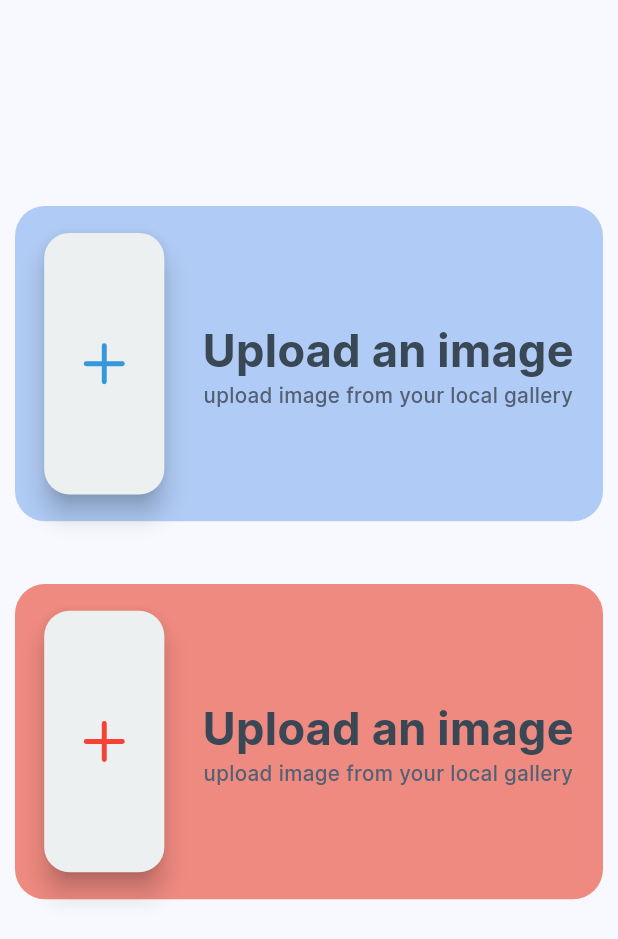
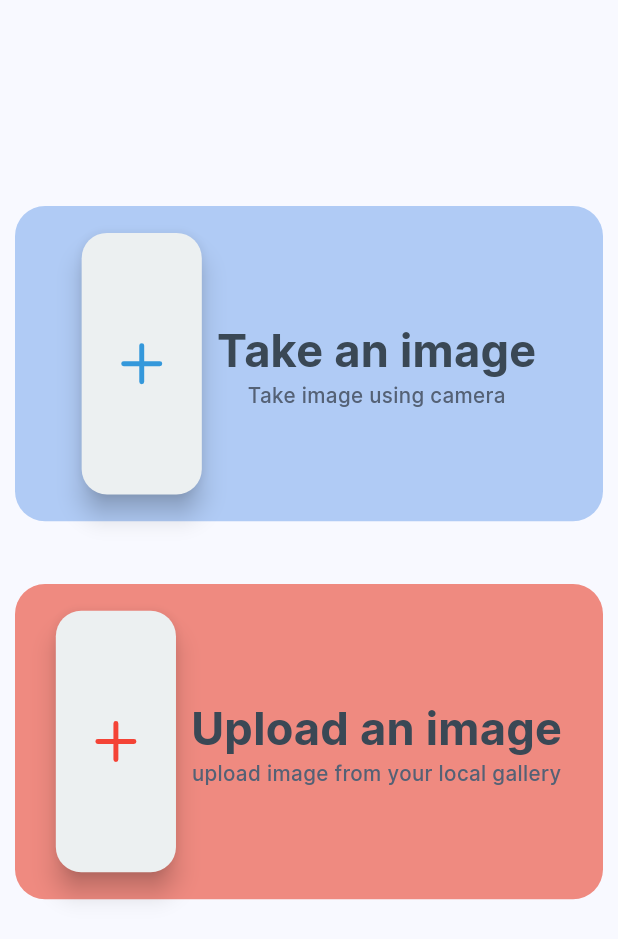
Before and after one commit to yaksh1/reclaimify, a Flutter app: the ImageOptions screen opened directly, on a phone screen of 412 x 824 dp. Shown: the top 939 px of the screen. Run offline on Flutter 3.47's test engine with Material 2 defaults, Android fonts, the light colour scheme and no system bars; our stand-ins replace cloud_firestore, firebase_auth, firebase_core, flutter_screenutil, flutter_svg, get and 5 more; accounts and stored records are empty; project files that could hold a hidden picture were left out.

Commit message:
take image upload image

```diff
--- a/lib/views/take image view/image_option_view.dart
+++ b/lib/views/take image view/image_option_view.dart
@@ -1,5 +1,8 @@
+import 'dart:io';
+
 import 'package:flutter/material.dart';
 import 'package:flutter_screenutil/flutter_screenutil.dart';
+import 'package:image_picker/image_picker.dart';
 import 'package:phosphor_flutter/phosphor_flutter.dart';
 import 'package:reclaimify/components/big_tex.dart';
 import 'package:reclaimify/components/small_text.dart';
@@ -13,6 +16,22 @@ class ImageOptions extends StatefulWidget {
 }
 
 class _ImageOptionsState extends State<ImageOptions> {
+  File? _image;
+  final imagePicker = ImagePicker();
+  Future getImageCamera() async {
+    final image = await imagePicker.pickImage(source: ImageSource.camera);
+    setState(() {
+      _image = File(image!.path);
+    });
+  }
+
+  Future getImageGallery() async {
+    final image = await imagePicker.pickImage(source: ImageSource.gallery);
+    setState(() {
+      _image = File(image!.path);
+    });
+  }
+
   @override
   Widget build(BuildContext context) {
     return Scaffold(
@@ -23,17 +42,20 @@ class _ImageOptionsState extends State<ImageOptions> {
             child: Container(
               padding: EdgeInsets.symmetric(vertical: 130.h),
               child: Column(
-
                 children: [
                   //! upload an image
                   PlusCard(
-                    title: "Upload an image",
-                    subtitle: "upload image from your local gallery",
+                    onPressed: getImageCamera,
+                    title: "Take an image",
+                    subtitle: "Take image using camera",
                     plusColor: AppColors.mainColor,
                     cardColor: AppColors.lightMainColor2,
                   ),
-                  SizedBox(height: 30.h,),
+                  SizedBox(
+                    height: 30.h,
+                  ),
                   PlusCard(
+                    onPressed: getImageGallery,
                     title: "Upload an image",
                     subtitle: "upload image from your local gallery",
                     plusColor: Colors.red.shade500,
@@ -56,12 +78,14 @@ class PlusCard extends StatelessWidget {
     required this.subtitle,
     required this.plusColor,
     required this.cardColor,
+    required this.onPressed,
   });
 
   final String title;
   final String subtitle;
   final Color plusColor;
   final Color cardColor;
+  final VoidCallback onPressed;
   @override
   Widget build(BuildContext context) {
     return Padding(
@@ -74,14 +98,14 @@ class PlusCard extends StatelessWidget {
             color: cardColor, borderRadius: BorderRadius.circular(20)),
         // padding: EdgeInsets.only(bottom: 20.h),
         child: Row(
-          mainAxisAlignment: MainAxisAlignment.spaceBetween,
+          mainAxisAlignment: MainAxisAlignment.center,
           children: [
             SizedBox(
               height: 165.h,
               width: 70.w,
               child: MaterialButton(
                 elevation: 7,
-                onPressed: () {},
+                onPressed: onPressed,
                 textColor: plusColor,
                 color: AppColors.grey,
                 shape: RoundedRectangleBorder(
@@ -92,6 +116,9 @@ class PlusCard extends StatelessWidget {
                   size: 35,
                 ),
               ),
+            ),
+            SizedBox(
+              width: 10,
             ),
             Column(
               children: [
```
